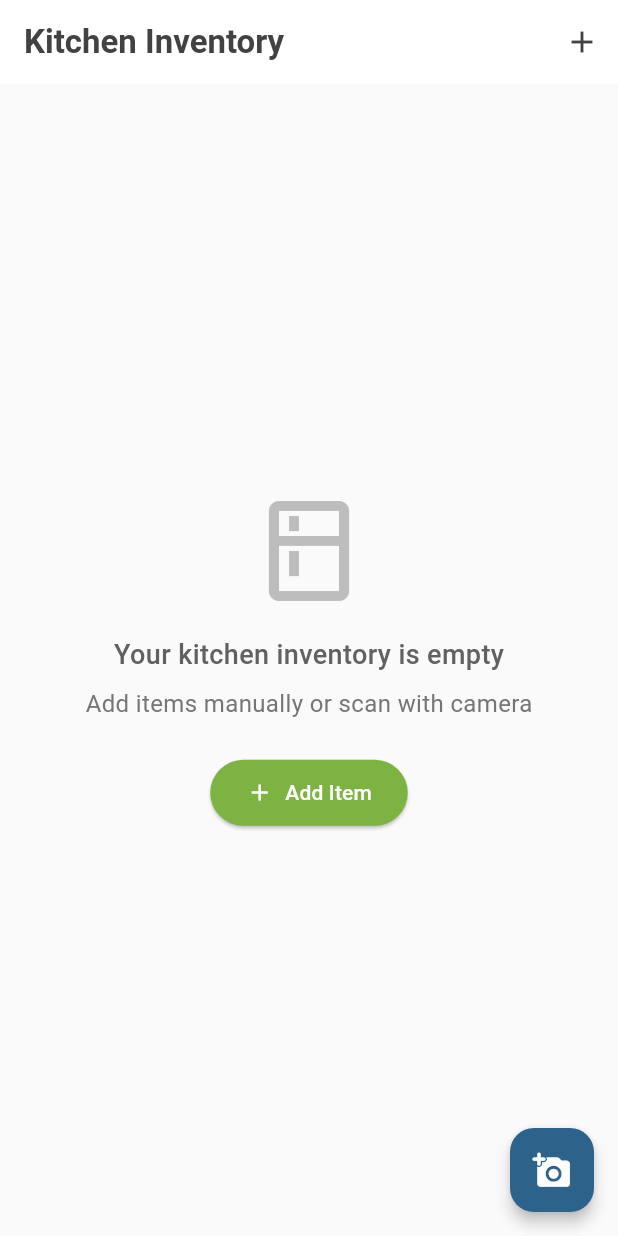
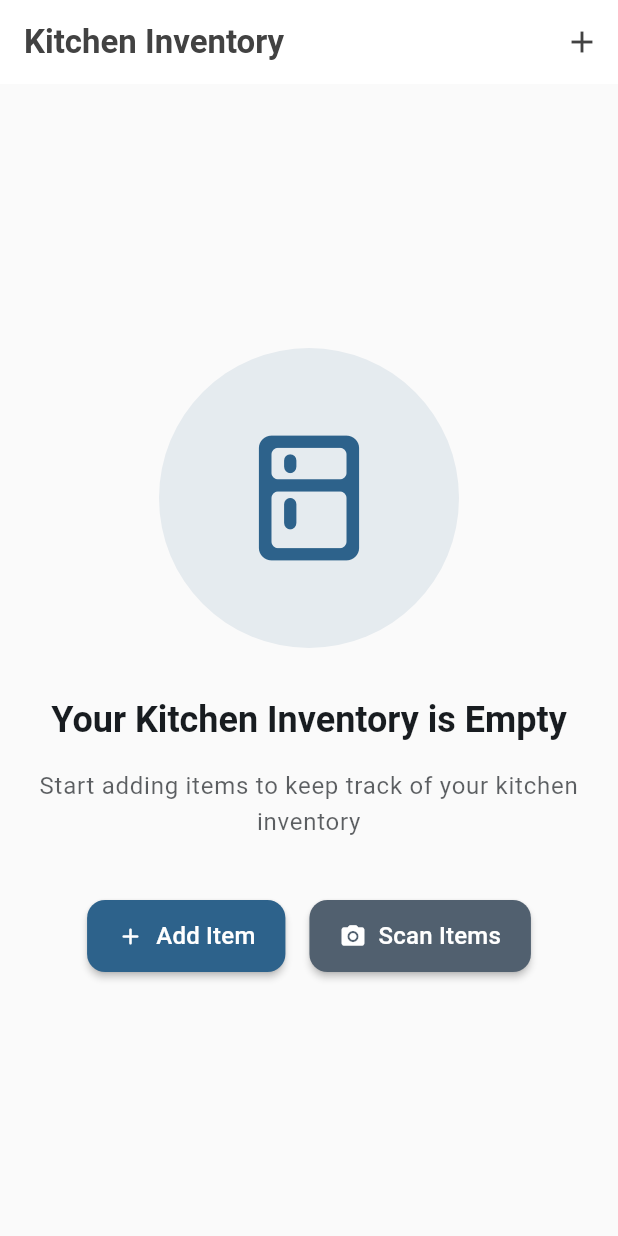
Before and after one commit to Alex-apostolo/what-can-i-make, a Flutter app: the screen it shows after launch, on a phone screen of 412 x 824 dp. Run offline on Flutter 3.47's test engine with Material 3 defaults, Android fonts, the phone set to English and light mode, and no system bars; our stand-ins replace dartz, flutter_dotenv, image_picker, sqflite; missing offline and left inert: openai_dart; accounts and stored records are empty.

Commit message:
Improved empty state

```diff
--- a/lib/presentation/inventory/components/empty_state.dart
+++ b/lib/presentation/inventory/components/empty_state.dart
@@ -2,42 +2,128 @@ import 'package:flutter/material.dart';
 
 class EmptyState extends StatelessWidget {
   final VoidCallback onAddPressed;
+  final VoidCallback? onScanPressed;
 
-  const EmptyState({
-    super.key,
-    required this.onAddPressed,
+  const EmptyState({super.key, required this.onAddPressed, this.onScanPressed});
+
+  @override
+  Widget build(BuildContext context) {
+    final theme = Theme.of(context);
+
+    return Center(
+      child: SingleChildScrollView(
+        physics: const AlwaysScrollableScrollPhysics(),
+        padding: const EdgeInsets.all(24.0),
+        child: Column(
+          mainAxisAlignment: MainAxisAlignment.center,
+          children: [
+            // Illustration container
+            Container(
+              width: 200,
+              height: 200,
+              decoration: BoxDecoration(
+                color: theme.colorScheme.primary.withOpacity(0.1),
+                shape: BoxShape.circle,
+              ),
+              child: Icon(
+                Icons.kitchen_rounded,
+                size: 100,
+                color: theme.colorScheme.primary,
+              ),
+            ),
+
+            const SizedBox(height: 32),
+
+            Text(
+              'Your Kitchen Inventory is Empty',
+              textAlign: TextAlign.center,
+              style: theme.textTheme.headlineSmall?.copyWith(
+                fontWeight: FontWeight.bold,
+                color: theme.textTheme.bodyLarge?.color,
+              ),
+            ),
+
+            const SizedBox(height: 16),
+
+            Text(
+              'Start adding items to keep track of your kitchen inventory',
+              textAlign: TextAlign.center,
+              style: theme.textTheme.bodyLarge?.copyWith(
+                color: theme.textTheme.bodyLarge?.color?.withOpacity(0.7),
+              ),
+            ),
+
+            const SizedBox(height: 40),
+
+            // Action buttons
+            Row(
+              mainAxisAlignment: MainAxisAlignment.center,
+              children: [
+                _ActionButton(
+                  onPressed: onAddPressed,
+                  icon: Icons.add_rounded,
+                  label: 'Add Item',
+                  color: theme.colorScheme.primary,
+                ),
+
+                if (onScanPressed != null) ...[
+                  const SizedBox(width: 16),
+                  _ActionButton(
+                    onPressed: onScanPressed!,
+                    icon: Icons.camera_alt_rounded,
+                    label: 'Scan Items',
+                    color: theme.colorScheme.secondary,
+                  ),
+                ],
+              ],
+            ),
+          ],
+        ),
+      ),
+    );
+  }
+}
+
+class _ActionButton extends StatelessWidget {
+  final VoidCallback onPressed;
+  final IconData icon;
+  final String label;
+  final Color color;
+
+  const _ActionButton({
+    required this.onPressed,
+    required this.icon,
+    required this.label,
+    required this.color,
   });
 
   @override
   Widget build(BuildContext context) {
-    return Center(
-      child: Column(
-        mainAxisAlignment: MainAxisAlignment.center,
+    final theme = Theme.of(context);
+    final contrastColor =
+        ThemeData.estimateBrightnessForColor(color) == Brightness.dark
+            ? Colors.white
+            : Colors.black87;
+
+    return ElevatedButton(
+      onPressed: onPressed,
+      style: ElevatedButton.styleFrom(
+        backgroundColor: color,
+        foregroundColor: contrastColor,
+        padding: const EdgeInsets.symmetric(horizontal: 20, vertical: 12),
+        shape: RoundedRectangleBorder(borderRadius: BorderRadius.circular(12)),
+        elevation: 2,
+      ),
+      child: Row(
+        mainAxisSize: MainAxisSize.min,
         children: [
-          Icon(Icons.kitchen_outlined, size: 80, color: Colors.grey.shade400),
-          const SizedBox(height: 16),
+          Icon(icon, color: contrastColor),
+          const SizedBox(width: 8),
           Text(
-            'Your kitchen inventory is empty',
-            style: TextStyle(
-              fontSize: 18,
+            label,
+            style: theme.textTheme.titleMedium?.copyWith(
+              color: contrastColor,
               fontWeight: FontWeight.w500,
-              color: Colors.grey.shade700,
-            ),
-          ),
-          const SizedBox(height: 8),
-          Text(
-            'Add items manually or scan with camera',
-            style: TextStyle(fontSize: 16, color: Colors.grey.shade600),
-          ),
-          const SizedBox(height: 24),
-          ElevatedButton.icon(
-            onPressed: onAddPressed,
-            icon: const Icon(Icons.add),
-            label: const Text('Add Item'),
-            style: ElevatedButton.styleFrom(
-              backgroundColor: const Color(0xFF7CB342),
-              foregroundColor: Colors.white,
-              padding: const EdgeInsets.symmetric(horizontal: 24, vertical: 12),
             ),
           ),
         ],
--- a/lib/presentation/inventory/inventory_screen.dart
+++ b/lib/presentation/inventory/inventory_screen.dart
@@ -140,13 +140,16 @@ class _InventoryScreenState extends State<InventoryScreen> {
                           onEdit: _showEditDialog,
                           onDelete: _inventoryService.deleteItem,
                         )
-                        : EmptyState(onAddPressed: _showAddDialog),
+                        : EmptyState(
+                          onAddPressed: _showAddDialog,
+                          onScanPressed: _showImagePicker,
+                        ),
               ),
-      floatingActionButton: StyledFab(
+      floatingActionButton: hasItems ? StyledFab(
         onPressed: _showImagePicker,
         icon: Icons.add_a_photo_rounded,
         tooltip: 'Scan items with camera',
-      ),
+      ) : null,
       floatingActionButtonLocation: FloatingActionButtonLocation.endFloat,
     );
   }
```
